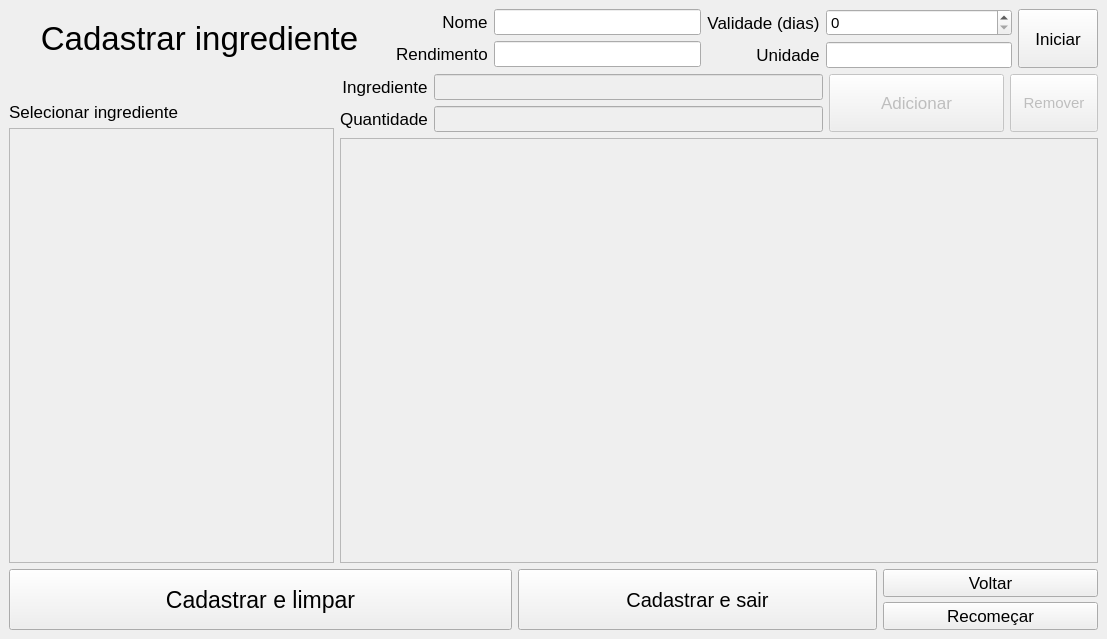
Old version of the form tela_cadastro_receita.ui in the repository lucasHashi/PyQt5-gerenciador-de-vendas-de-comidas.
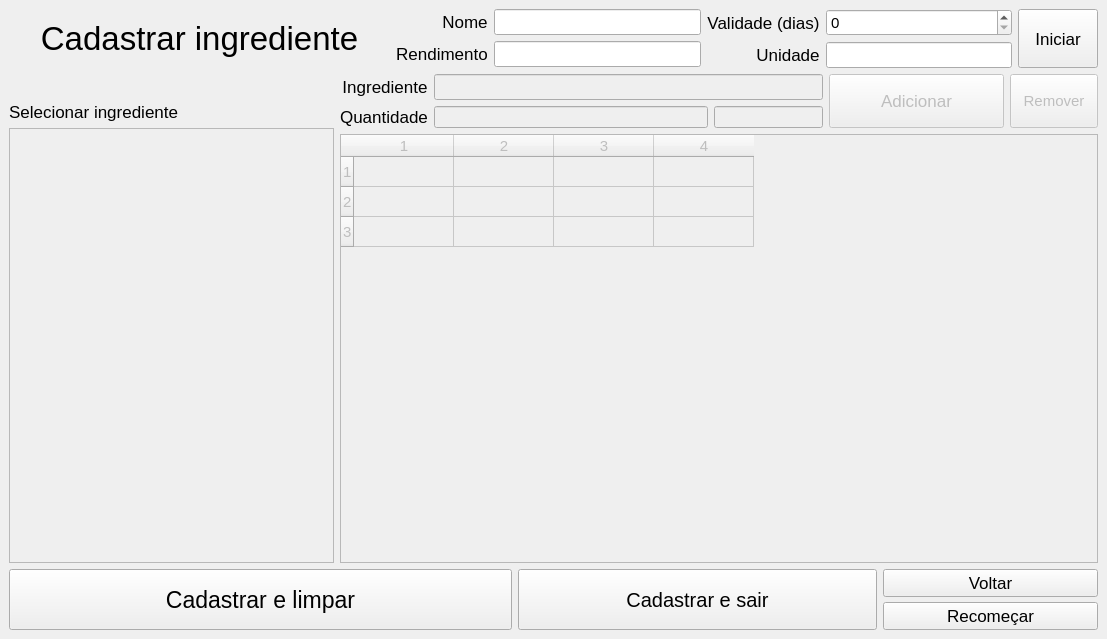
New version of the form.

Commit message:
Criação de receitas pronto
Insert de receitas funcionando.

Diff of the .ui file:
```diff
--- a/tela_cadastro_receita.ui
+++ b/tela_cadastro_receita.ui
@@ -332,22 +332,22 @@
              </widget>
             </item>
             <item row="1" column="1">
+             <layout class="QHBoxLayout" name="horizontalLayout_5" stretch="5,2">
+              <item>
              <widget class="QLineEdit" name="txt_quantidade">
               <property name="enabled">
                <bool>false</bool>
               </property>
-              <property name="sizePolicy">
-               <sizepolicy hsizetype="Expanding" vsizetype="Maximum">
-                <horstretch>0</horstretch>
-                <verstretch>2</verstretch>
-               </sizepolicy>
-              </property>
-              <property name="font">
-               <font>
-                <pointsize>11</pointsize>
-               </font>
-              </property>
-             </widget>
+               </widget>
+              </item>
+              <item>
+               <widget class="QLineEdit" name="txt_unidade_ingred">
+                <property name="enabled">
+                 <bool>false</bool>
+                </property>
+               </widget>
+              </item>
+             </layout>
             </item>
            </layout>
           </item>
@@ -405,6 +405,19 @@
             <pointsize>11</pointsize>
            </font>
           </property>
+          <property name="rowCount">
+           <number>3</number>
+          </property>
+          <property name="columnCount">
+           <number>4</number>
+          </property>
+          <row/>
+          <row/>
+          <row/>
+          <column/>
+          <column/>
+          <column/>
+          <column/>
          </widget>
         </item>
        </layout>
```
Left out of the diff: 4 changed lines with no effect on the pictures. Lines whose indentation alone changed are shown as unchanged. The commit also changes 13 other files.
